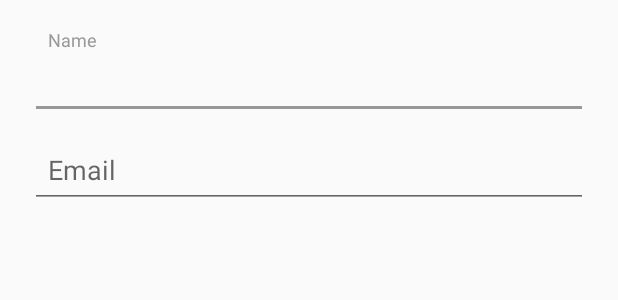
After one commit to othreecodes/Quicksend, an Android app: the layout add_company.xml on its own in the app's theme, with its tools: preview values and no code run, on a phone screen of 412 x 824 dp. The commit adds this screen. Shown: the top 300 px of the screen. Run offline under Robolectric (Android 15) with nearby library versions, the phone set to English and light mode, and no system bars.

Commit message:
More edits

```diff
--- /dev/null
+++ b/app/src/main/res/layout/add_company.xml
@@ -0,0 +1,36 @@
+<?xml version="1.0" encoding="utf-8"?>
+<LinearLayout xmlns:android="http://schemas.android.com/apk/res/android"
+    android:layout_width="match_parent"
+    android:layout_margin="20dp"
+    android:layout_height="wrap_content"
+    android:orientation="vertical">
+
+
+    <android.support.design.widget.TextInputLayout
+        android:layout_width="match_parent"
+        android:layout_height="wrap_content">
+
+        <EditText
+            android:id="@+id/input_name"
+            android:layout_width="match_parent"
+            android:layout_height="wrap_content"
+            android:hint="@string/name"
+            android:inputType="textAutoComplete"
+            android:padding="12dp" />
+    </android.support.design.widget.TextInputLayout>
+
+
+    <android.support.design.widget.TextInputLayout
+        android:layout_width="match_parent"
+        android:layout_height="wrap_content">
+
+        <EditText
+            android:id="@+id/input_email"
+            android:layout_width="match_parent"
+            android:layout_height="wrap_content"
+            android:hint="@string/email"
+            android:inputType="textEmailAddress"
+            android:padding="12dp" />
+    </android.support.design.widget.TextInputLayout>
+
+</LinearLayout>
--- a/app/src/main/res/layout/content_mail_recycler.xml
+++ b/app/src/main/res/layout/content_mail_recycler.xml
@@ -17,8 +17,8 @@
             android:id="@+id/input_email"
             android:layout_width="match_parent"
             android:layout_height="wrap_content"
-            android:alpha="0.8"
-            android:hint="Email"
+            android:hint="@string/email"
+            android:enabled="false"
             android:inputType="textEmailAddress"
             android:padding="12dp" />
     </android.support.design.widget.TextInputLayout>
@@ -39,7 +39,7 @@
         android:layout_weight="0.15"
         app:srcCompat="@drawable/ic_edit_black_24dp"
         android:layout_height="60dp"
-        android:contentDescription="Edit Company Info" />
+        android:contentDescription="@string/edit_company_info" />
 
 
 </LinearLayout>
--- a/app/src/main/res/values/strings.xml
+++ b/app/src/main/res/values/strings.xml
@@ -11,4 +11,9 @@
     <string name="no_file_chosen">NO FILE CHOSEN</string>
     <string name="send_mail">SEND MAIL</string>
     <string name="add_mail_tosend">Send mail</string>
+    <string name="edit_company_info">Edit Company Info</string>
+    <string name="add">ADD</string>
+    <string name="cancel">CANCEL</string>
+    <string name="name">Name</string>
+    <string name="email">Email</string>
 </resources>
```
Also changed, not shown: app/src/main/java/com/davidmadethis/quicksend/fragments/HomeFragment.java (+38 -4 lines).
